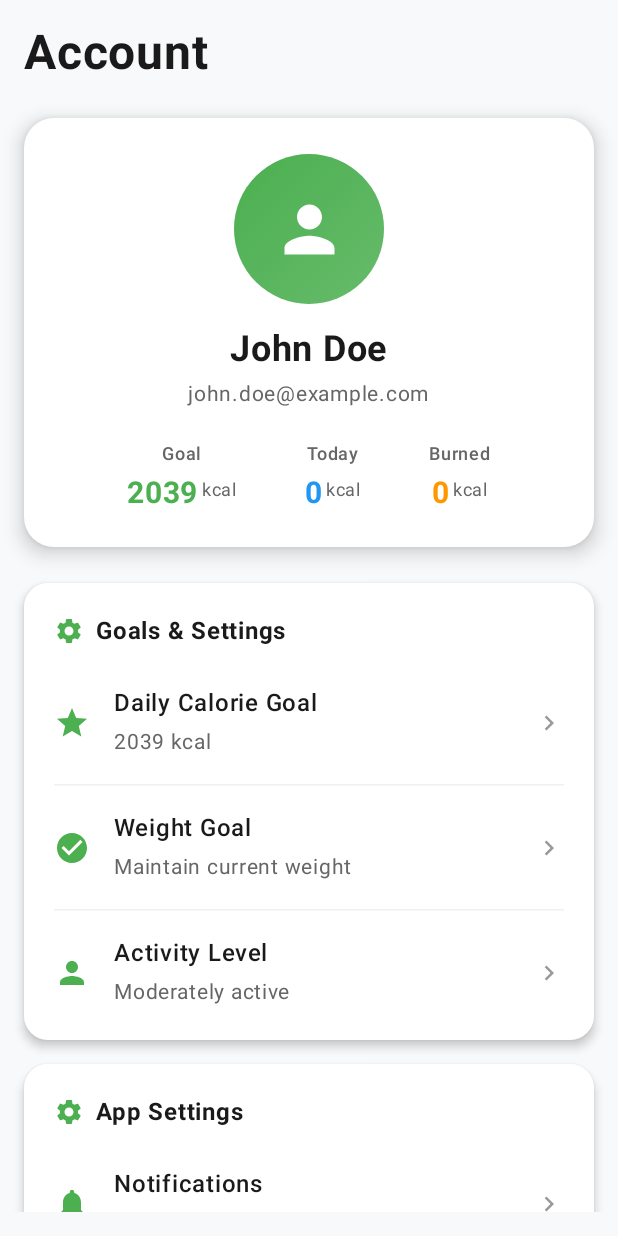
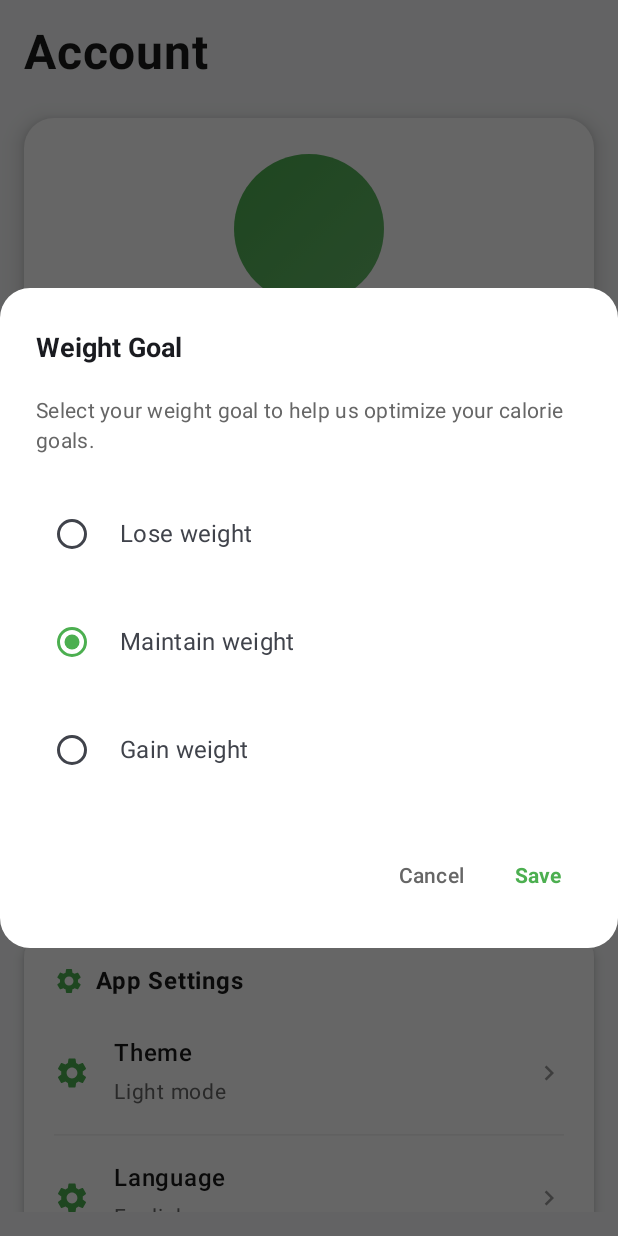
Before and after one commit to StayHalal01/EatPal, an Android app built with Jetpack Compose: the composable AccountScreen shown on its own in the app's theme, after a tap on "Weight Goal", on a phone screen of 412 x 824 dp. Run offline under Robolectric (Android 15) with nearby library versions, the phone set to English and light mode, and no system bars; our stand-ins replace Firebase (no records; nobody signed in at launch, a user with empty details on screens opened directly).

Commit message:
revision: minimize unused feature

```diff
--- a/app/src/main/java/com/example/eatpal/MainActivity.kt
+++ b/app/src/main/java/com/example/eatpal/MainActivity.kt
@@ -1,7 +1,6 @@
 package com.example.eatpal
 
 import android.os.Bundle
-import android.util.Log
 import android.widget.Toast
 import androidx.activity.ComponentActivity
 import androidx.activity.compose.setContent
@@ -15,7 +14,6 @@ import androidx.compose.ui.Alignment
 import androidx.compose.ui.Modifier
 import androidx.compose.ui.graphics.Color
 import androidx.compose.ui.graphics.vector.ImageVector
-import androidx.compose.ui.text.font.FontWeight
 import androidx.compose.ui.unit.dp
 import androidx.compose.ui.unit.sp
 import androidx.lifecycle.viewmodel.compose.viewModel
@@ -26,7 +24,6 @@ import com.example.eatpal.presentation.viewmodel.CaloriesTrackerViewModel
 import com.example.eatpal.ui.theme.EatPalTheme
 
 class MainActivity : ComponentActivity() {
-    private val TAG = "MainActivity"
 
     override fun onCreate(savedInstanceState: Bundle?) {
         super.onCreate(savedInstanceState)
--- a/app/src/main/java/com/example/eatpal/presentation/ui/screens/AccountScreen.kt
+++ b/app/src/main/java/com/example/eatpal/presentation/ui/screens/AccountScreen.kt
@@ -2,7 +2,6 @@ package com.example.eatpal.presentation.ui.screens
 
 import androidx.compose.foundation.background
 import androidx.compose.foundation.clickable
-import androidx.compose.foundation.interaction.MutableInteractionSource
 import androidx.compose.foundation.layout.*
 import androidx.compose.foundation.lazy.LazyColumn
 import androidx.compose.foundation.shape.CircleShape
@@ -10,8 +9,8 @@ import androidx.compose.foundation.shape.RoundedCornerShape
 import androidx.compose.foundation.text.KeyboardOptions
 import androidx.compose.material.icons.Icons
 import androidx.compose.material.icons.automirrored.filled.ExitToApp
+import androidx.compose.material.icons.automirrored.filled.KeyboardArrowRight
 import androidx.compose.material.icons.filled.*
-import androidx.compose.material.icons.filled.ExitToApp
 import androidx.compose.material3.*
 import androidx.compose.runtime.*
 import androidx.compose.ui.Alignment
@@ -24,6 +23,7 @@ import androidx.compose.ui.text.input.KeyboardType
 import androidx.compose.ui.unit.dp
 import androidx.compose.ui.unit.sp
 import com.example.eatpal.presentation.viewmodel.CaloriesTrackerViewModel
+import com.google.firebase.auth.FirebaseAuth
 
 @OptIn(ExperimentalMaterial3Api::class)
 @Composable
@@ -34,6 +34,16 @@ fun AccountScreen(
 ) {
     val uiState by viewModel.uiState.collectAsState()
     var showEditCaloriesDialog by remember { mutableStateOf(false) }
+    var showEditWeightGoalDialog by remember { mutableStateOf(false) }
+    var showThemeDialog by remember { mutableStateOf(false) }
+
+    // Get current user info from Firebase
+    val currentUser = FirebaseAuth.getInstance().currentUser
+    val userEmail = currentUser?.email ?: "user@example.com"
+    val userName = getUserNameFromEmail(userEmail)
+
+    // Theme state
+    var isDarkTheme by remember { mutableStateOf(false) }
 
     Surface(
         modifier = modifier.fillMaxSize(),
@@ -80,25 +90,25 @@ fun AccountScreen(
                                 ),
                             contentAlignment = Alignment.Center
                         ) {
-                            Icon(
-                                Icons.Default.Person,
-                                contentDescription = "Profile",
-                                tint = Color.White,
-                                modifier = Modifier.size(50.dp)
+                            Text(
+                                text = userName.take(1).uppercase(),
+                                color = Color.White,
+                                fontSize = 40.sp,
+                                fontWeight = FontWeight.Bold
                             )
                         }
 
                         Spacer(modifier = Modifier.height(16.dp))
 
                         Text(
-                            text = "John Doe",
+                            text = userName,
                             fontSize = 24.sp,
                             fontWeight = FontWeight.Bold,
                             color = Color(0xFF1A1A1A)
                         )
 
                         Text(
-                            text = "john.doe@example.com",
+                            text = userEmail,
                             fontSize = 14.sp,
                             color = Color(0xFF666666),
                             modifier = Modifier.padding(top = 4.dp)
@@ -152,15 +162,7 @@ fun AccountScreen(
                         icon = Icons.Default.CheckCircle,
                         title = "Weight Goal",
                         subtitle = "Maintain current weight",
-                        onClick = { /* TODO */ },
-                        showDivider = true
-                    )
-
-                    AccountSettingItem(
-                        icon = Icons.Default.Person,
-                        title = "Activity Level",
-                        subtitle = "Moderately active",
-                        onClick = { /* TODO */ }
+                        onClick = { showEditWeightGoalDialog = true }
                     )
                 }
 
@@ -172,21 +174,12 @@ fun AccountScreen(
                     icon = Icons.Default.Settings
                 ) {
                     AccountSettingItem(
-                        icon = Icons.Default.Notifications,
-                        title = "Notifications",
-                        subtitle = "Daily reminders enabled",
-                        onClick = { /* TODO */ },
+                        icon = Icons.Default.Settings,
+                        title = "Theme",
+                        subtitle = if (isDarkTheme) "Dark mode" else "Light mode",
+                        onClick = { showThemeDialog = true },
                         showDivider = true
                     )
-
-                    AccountSettingItem(
-                        icon = Icons.Default.Settings,
-                        title = "Theme",
-                        subtitle = "Light mode",
-                        onClick = { /* TODO */ },
-                        showDivider = true
-                    )
-
                     AccountSettingItem(
                         icon = Icons.Default.Settings,
                         title = "Language",
@@ -275,7 +268,7 @@ fun AccountScreen(
                         verticalAlignment = Alignment.CenterVertically
                     ) {
                         Icon(
-                            Icons.Default.ExitToApp,
+                            Icons.AutoMirrored.Filled.ExitToApp,
                             contentDescription = "Sign Out",
                             tint = Color.White,
                             modifier = Modifier.size(20.dp)
@@ -306,6 +299,36 @@ fun AccountScreen(
             }
         )
     }
+
+    if (showEditWeightGoalDialog) {
+        WeightGoalDialog(
+            onDismiss = { showEditWeightGoalDialog = false },
+            onSelect = { goal ->
+                // TODO: Save weight goal to user profile
+                showEditWeightGoalDialog = false
+            }
+        )
+    }
+
+    if (showThemeDialog) {
+        ThemeSelectionDialog(
+            isDarkTheme = isDarkTheme,
+            onDismiss = { showThemeDialog = false },
+            onSelect = { dark ->
+                isDarkTheme = dark
+                showThemeDialog = false
+                // TODO: Implement theme change across app
+            }
+        )
+    }
+}
+
+fun getUserNameFromEmail(email: String): String {
+    return email.substringBefore("@").split(".").joinToString(" ") { it.capitalize() }
+}
+
+fun String.capitalize(): String {
+    return this.replaceFirstChar { it.uppercase() }
 }
 
 @Composable
@@ -428,7 +451,7 @@ fun AccountSettingItem(
             }
 
             Icon(
-                Icons.Default.KeyboardArrowRight,
+                Icons.AutoMirrored.Filled.KeyboardArrowRight,
                 contentDescription = "Navigate",
                 tint = Color(0xFF999999),
                 modifier = Modifier.size(20.dp)
@@ -442,6 +465,80 @@ fun AccountSettingItem(
             )
         }
     }
+}
+
+@Composable
+fun ThemeSelectionDialog(
+    isDarkTheme: Boolean,
+    onDismiss: () -> Unit,
+    onSelect: (Boolean) -> Unit
+) {
+    val options = listOf("Light mode", "Dark mode")
+    var selectedIndex by remember { mutableStateOf(if (isDarkTheme) 1 else 0) }
+
+    AlertDialog(
+        onDismissRequest = onDismiss,
+        title = {
+            Text(
+                text = "Choose Theme",
+                fontWeight = FontWeight.Bold,
+                fontSize = 18.sp
+            )
+        },
+        text = {
+            Column {
+                options.forEachIndexed { index, option ->
+                    Row(
+                        modifier = Modifier
+                            .fillMaxWidth()
+                            .clickable { selectedIndex = index }
+                            .padding(vertical = 12.dp),
+                        verticalAlignment = Alignment.CenterVertically
+                    ) {
+                        RadioButton(
+                            selected = selectedIndex == index,
+                            onClick = { selectedIndex = index },
+                            colors = RadioButtonDefaults.colors(
+                                selectedColor = Color(0xFF4CAF50)
+                            )
+                        )
+                        Spacer(modifier = Modifier.width(8.dp))
+                        Text(
+                            text = option,
+                            fontSize = 16.sp
+                        )
+                        Spacer(modifier = Modifier.width(8.dp))
+                        Icon(
+                            imageVector = if (index == 0) Icons.Default.Star else Icons.Default.Star,
+                            contentDescription = option,
+                            tint = if (index == 0) Color(0xFFFF9800) else Color(0xFF3F51B5)
+                        )
+                    }
+                }
+            }
+        },
+        confirmButton = {
+            TextButton(
+                onClick = { onSelect(selectedIndex == 1) }
+            ) {
+                Text(
+                    text = "Apply",
+                    color = Color(0xFF4CAF50),
+                    fontWeight = FontWeight.Bold
+                )
+            }
+        },
+        dismissButton = {
+            TextButton(onClick = onDismiss) {
+                Text(
+                    text = "Cancel",
+                    color = Color(0xFF666666)
+                )
+            }
+        },
+        containerColor = Color.White,
+        shape = RoundedCornerShape(20.dp)
+    )
 }
 
 @Composable
@@ -530,3 +627,77 @@ fun EditCaloriesDialog(
         shape = RoundedCornerShape(20.dp)
     )
 }
+
+@Composable
+fun WeightGoalDialog(
+    onDismiss: () -> Unit,
+    onSelect: (String) -> Unit
+) {
+    val options = listOf("Lose weight", "Maintain weight", "Gain weight")
+    var selectedOption by remember { mutableStateOf(options[1]) }
+
+    AlertDialog(
+        onDismissRequest = onDismiss,
+        title = {
+            Text(
+                text = "Weight Goal",
+                fontWeight = FontWeight.Bold,
+                fontSize = 18.sp
+            )
+        },
+        text = {
+            Column {
+                Text(
+                    text = "Select your weight goal to help us optimize your calorie goals.",
+                    fontSize = 14.sp,
+                    color = Color(0xFF666666),
+                    modifier = Modifier.padding(bottom = 16.dp)
+                )
+
+                options.forEach { option ->
+                    Row(
+                        modifier = Modifier
+                            .fillMaxWidth()
+                            .clickable { selectedOption = option }
+                            .padding(vertical = 12.dp),
+                        verticalAlignment = Alignment.CenterVertically
+                    ) {
+                        RadioButton(
+                            selected = selectedOption == option,
+                            onClick = { selectedOption = option },
+                            colors = RadioButtonDefaults.colors(
+                                selectedColor = Color(0xFF4CAF50)
+                            )
+                        )
+                        Spacer(modifier = Modifier.width(8.dp))
+                        Text(
+                            text = option,
+                            fontSize = 16.sp
+                        )
+                    }
+                }
+            }
+        },
+        confirmButton = {
+            TextButton(
+                onClick = { onSelect(selectedOption) }
+            ) {
+                Text(
+                    text = "Save",
+                    color = Color(0xFF4CAF50),
+                    fontWeight = FontWeight.Bold
+                )
+            }
+        },
+        dismissButton = {
+            TextButton(onClick = onDismiss) {
+                Text(
+                    text = "Cancel",
+                    color = Color(0xFF666666)
+                )
+            }
+        },
+        containerColor = Color.White,
+        shape = RoundedCornerShape(20.dp)
+    )
+}
```
